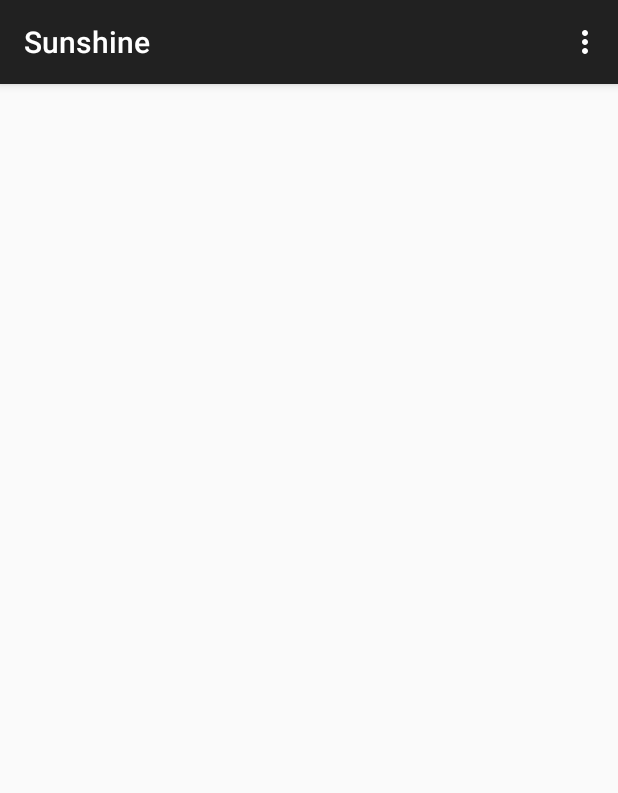
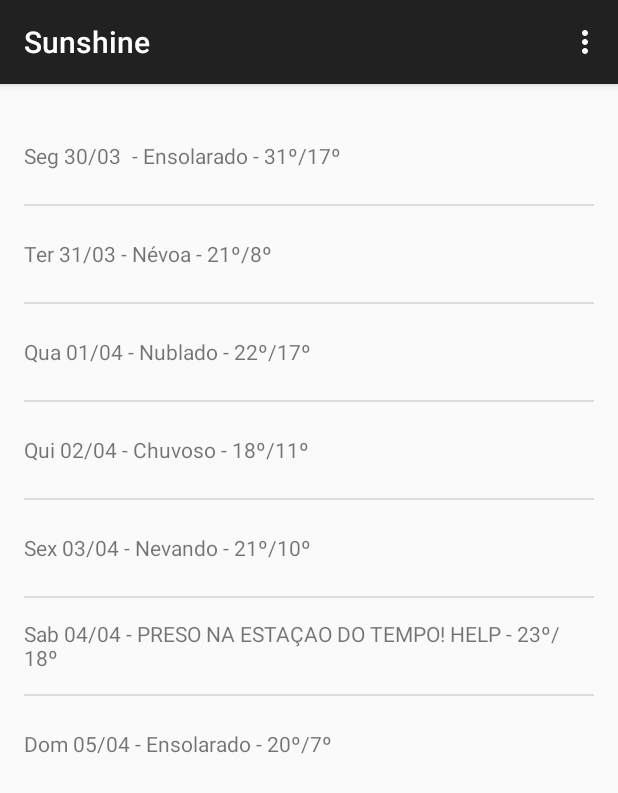
Before and after one commit to dantalian/Sunshine, an Android app: the screen it shows after launch (MainActivity), on a phone screen of 412 x 824 dp. Shown: the top 793 px of the screen. Run offline under Robolectric (Android 15) with nearby library versions, the phone set to English and light mode, and no system bars.

Commit message:
Separado a consulta do web service da UI thread. Adicionada funcionalidade de atualizar e botao na tela para refresh.

```diff
--- a/app/build.gradle
+++ b/app/build.gradle
@@ -22,4 +22,5 @@ android {
 dependencies {
     compile fileTree(dir: 'libs', include: ['*.jar'])
     compile 'com.android.support:appcompat-v7:22.0.0'
+    compile 'com.android.support:support-v4:22.0.0'
 }
--- /dev/null
+++ b/app/src/main/java/com/study/raphaelpontes/sunshine/app/ForecastFragment.java
@@ -0,0 +1,151 @@
+package com.study.raphaelpontes.sunshine.app;
+
+import android.os.AsyncTask;
+import android.os.Bundle;
+import android.support.v4.app.Fragment;
+import android.util.Log;
+import android.view.LayoutInflater;
+import android.view.Menu;
+import android.view.MenuInflater;
+import android.view.MenuItem;
+import android.view.View;
+import android.view.ViewGroup;
+import android.widget.ArrayAdapter;
+import android.widget.ListView;
+
+import java.io.BufferedReader;
+import java.io.IOException;
+import java.io.InputStream;
+import java.io.InputStreamReader;
+import java.net.HttpURLConnection;
+import java.net.MalformedURLException;
+import java.net.ProtocolException;
+import java.net.URL;
+import java.util.ArrayList;
+import java.util.Arrays;
+import java.util.List;
+
+public class ForecastFragment extends Fragment {
+
+    public ForecastFragment() {
+    }
+
+
+    @Override
+    public void onCreate(Bundle savedInstanceState) {
+        super.onCreate(savedInstanceState);
+        setHasOptionsMenu(true);
+    }
+
+    @Override
+    public void onCreateOptionsMenu(Menu menu, MenuInflater inflater) {
+        inflater.inflate(R.menu.forecastfragment, menu);
+    }
+
+    @Override
+    public boolean onOptionsItemSelected(MenuItem item) {
+        int id = item.getItemId();
+        if (id == R.id.action_refresh) {
+            return true;
+        }
+        return super.onOptionsItemSelected(item);
+    }
+
+    @Override
+    public View onCreateView(LayoutInflater inflater, ViewGroup container, Bundle savedInstanceState) {
+
+        View rootView = inflater.inflate(R.layout.fragment_main, container, false);
+
+
+        String[] data = {
+                "Seg 30/03 - Ensolarado - 31º/17º",
+                "Ter 31/03 - Névoa - 21º/8º",
+                "Qua 01/04 - Nublado - 22º/17º",
+                "Qui 02/04 - Chuvoso - 18º/11º",
+                "Sex 03/04 - Nevando - 21º/10º",
+                "Sab 04/04 - PRESO NA ESTAÇAO DO TEMPO! HELP - 23º/18º",
+                "Dom 05/04 - Ensolarado - 20º/7º"
+        };
+        List<String> weekForecast = new ArrayList<>(Arrays.asList(data));
+
+            /*
+            Now that we have some dummy forecast data, create an ArrayAdapter.
+            The ArrayAdapter will take data from a source (like our dummy forecast) and
+            use it to populate the ListView it's attached to.
+            */
+        ArrayAdapter<String> forecastAdapter;
+        forecastAdapter = new ArrayAdapter<>(
+                getActivity(), // The current context (this activity)
+                R.layout.list_item_forecast, // The name of the layout ID.
+                R.id.list_item_forecast_textview, // The ID of the textview to populate.
+                weekForecast);
+
+        ListView listView = (ListView) rootView.findViewById(R.id.listview_forecast);
+        listView.setAdapter(forecastAdapter);
+
+        return rootView;
+
+
+    }
+
+    public class FetchWeatherTask extends AsyncTask<Void, Void, Void>{
+
+        private final String LOG_TAG = FetchWeatherTask.class.getSimpleName();
+        @Override
+        protected Void doInBackground(Void... params) {
+            // Declarando essas duas linhas linhas fora do try/catch
+            // para poder fechar no finally
+            HttpURLConnection urlConnection = null;
+            BufferedReader reader = null;
+
+            String forecastJsonStr = null;
+
+            try {
+                // Possiveis parametros estao na pagina de forecasta da API OWM
+                // http://openweathermap.org/API#forecast
+                URL url = new URL("http://api.openweathermap.org/data/2.5/forecast/daily?q=brasilia,br&mode=json&units=metric&cnt=7&lang=pt");
+
+                // Cria o request para OpenWeatherMap e abre a conexao
+                urlConnection = (HttpURLConnection) url.openConnection();
+                urlConnection.setRequestMethod("GET");
+                urlConnection.connect();
+
+                InputStream inputStream = urlConnection.getInputStream();
+                StringBuffer buffer = new StringBuffer();
+                if (inputStream == null) {
+                    return null;
+                }
+                reader = new BufferedReader(new InputStreamReader(inputStream));
+
+                String line;
+                while ((line = reader.readLine()) != null) {
+                    // Adicionando uma quebra pra facilitar logs e debug
+                    buffer.append(line + "\n");
+                }
+
+                if (buffer.length() == 0) {
+                    return null;
+                }
+                forecastJsonStr = buffer.toString();
+            }catch (MalformedURLException | ProtocolException e) {
+                Log.e(LOG_TAG, "Error ", e);
+                return null;
+            } catch (IOException e) {
+                Log.e(LOG_TAG, "Error ", e);
+                return null;
+            } finally{
+                if (urlConnection != null) {
+                    urlConnection.disconnect();
+                }
+                if (reader != null) {
+                    try {
+                        reader.close();
+                    } catch (final IOException e) {
+                        Log.e(LOG_TAG, "Error fechando stream! ", e);
+                    }
+                }
+            }
+            return null;
+        }
+    }
+}
--- a/app/src/main/java/com/study/raphaelpontes/sunshine/app/MainActivity.java
+++ b/app/src/main/java/com/study/raphaelpontes/sunshine/app/MainActivity.java
@@ -1,27 +1,9 @@
 package com.study.raphaelpontes.sunshine.app;
 
 import android.os.Bundle;
-import android.support.v4.app.Fragment;
 import android.support.v7.app.ActionBarActivity;
-import android.util.Log;
-import android.view.LayoutInflater;
 import android.view.Menu;
 import android.view.MenuItem;
-import android.view.View;
-import android.view.ViewGroup;
-import android.widget.ArrayAdapter;
-
-import java.io.BufferedReader;
-import java.io.IOException;
-import java.io.InputStream;
-import java.io.InputStreamReader;
-import java.net.HttpURLConnection;
-import java.net.MalformedURLException;
-import java.net.ProtocolException;
-import java.net.URL;
-import java.util.ArrayList;
-import java.util.Arrays;
-import java.util.List;
 
 
 public class MainActivity extends ActionBarActivity {
@@ -32,7 +14,7 @@ public class MainActivity extends ActionBarActivity {
         setContentView(R.layout.activity_main);
         if (savedInstanceState == null) {
             getSupportFragmentManager().beginTransaction()
-                    .add(R.id.container, new PlaceholderFragment())
+                    .add(R.id.container, new ForecastFragment())
                     .commit();
         }
     }
@@ -47,9 +29,11 @@ public class MainActivity extends ActionBarActivity {
 
     @Override
     public boolean onOptionsItemSelected(MenuItem item) {
-        // Handle action bar item clicks here. The action bar will
-        // automatically handle clicks on the Home/Up button, so long
-        // as you specify a parent activity in AndroidManifest.xml.
+        /*
+        Handle action bar item clicks here. The action bar will
+        automatically handle clicks on the Home/Up button, so long
+        as you specify a parent activity in AndroidManifest.xml.
+        */
         int id = item.getItemId();
 
         //noinspection SimplifiableIfStatement
@@ -60,100 +44,5 @@ public class MainActivity extends ActionBarActivity {
         return super.onOptionsItemSelected(item);
     }
 
-    /**
-     * A placeholder fragment containing a simple view.
-     */
-    public static class PlaceholderFragment extends Fragment {
 
-        public PlaceholderFragment() {
-
-
-        }
-
-        @Override
-        public View onCreateView(LayoutInflater inflater, ViewGroup container, Bundle savedInstanceState) {
-
-            View rootView = inflater.inflate(R.layout.fragment_main, container, false);
-
-
-            String[] data = {
-                    "Mon 6/23 - Sunny - 31/17",
-                    "Tue 6/24 - Foggy - 21/8",
-                    "Wed 6/25 - Cloudy - 22/17",
-                    "Thurs 6/26 - Rainy - 18/11",
-                    "Fri 6/27 - Foggy - 21/10",
-                    "Sat 6/28 - TRAPPED IN WEATHERSTATION - 23/18",
-                    "Sun 6/29 - Sunny - 20/7"
-            };
-            List<String> weekForecast = new ArrayList<>(Arrays.asList(data));
-
-            /*
-            Now that we have some dummy forecast data, create an ArrayAdapter.
-            The ArrayAdapter will take data from a source (like our dummy forecast) and
-            use it to populate the ListView it's attached to.
-            */
-            ArrayAdapter<String> forecastAdapter;
-            forecastAdapter = new ArrayAdapter<>(
-                            getActivity(), // The current context (this activity)
-                            R.layout.list_item_forecast, // The name of the layout ID.
-                            R.id.list_item_forecast_textview, // The ID of the textview to populate.
-                            weekForecast);
-
-            // Declarando essas duas linhas linhas fora do try/catch
-            // para poder fechar no finally
-            HttpURLConnection urlConnection = null;
-            BufferedReader reader = null;
-
-            String forecastJsonStr = null;
-
-            try {
-                // Possiveis parametros estao na pagina de forecasta da API OWM
-                // http://openweathermap.org/API#forecast
-                URL url = new URL("http://api.openweathermap.org/data/2.5/forecast/daily?q=brasilia,br&mode=json&units=metric&cnt=7");
-
-                // Cria o request para OpenWeatherMap e abre a conexao
-                urlConnection = (HttpURLConnection) url.openConnection();
-                urlConnection.setRequestMethod("GET");
-                urlConnection.connect();
-
-                InputStream inputStream = urlConnection.getInputStream();
-                StringBuffer buffer = new StringBuffer();
-                if (inputStream == null) {
-                    return null;
-                }
-                reader = new BufferedReader(new InputStreamReader(inputStream));
-
-                String line;
-                while ((line = reader.readLine()) != null) {
-                    // Adicionando uma quebra pra facilitar logs e debug
-                    buffer.append(line + "\n");
-                }
-
-                if (buffer.length() == 0) {
-                    return null;
-                }
-                forecastJsonStr = buffer.toString();
-            }catch (MalformedURLException e) {
-                Log.e("PlaceholderFragment", "Error ", e);
-            } catch (ProtocolException e) {
-                Log.e("PlaceholderFragment", "Error ", e);
-            } catch (IOException e) {
-                Log.e("PlaceholderFragment", "Error ", e);
-                return null;
-            } finally{
-                if (urlConnection != null) {
-                    urlConnection.disconnect();
-                }
-                if (reader != null) {
-                    try {
-                        reader.close();
-                    } catch (final IOException e) {
-                        Log.e("PlaceholderFragment", "Error closing stream", e);
-                    }
-                }
-            }
-
-            return rootView;
-        }
-    }
 }
--- /dev/null
+++ b/app/src/main/res/menu/forecastfragment.xml
@@ -0,0 +1,7 @@
+<menu xmlns:android="http://schemas.android.com/apk/res/android"
+    xmlns:app="http://schemas.android.com/apk/res-auto">
+    <item android:id="@+id/action_refresh"
+        android:title="@string/action_refresh"
+        android:orderInCategory="100"
+        app:showAsAction="never" />
+</menu>
--- a/app/src/main/res/menu/main.xml
+++ b/app/src/main/res/menu/main.xml
@@ -1,6 +1,8 @@
 <menu xmlns:android="http://schemas.android.com/apk/res/android"
     xmlns:app="http://schemas.android.com/apk/res-auto"
     xmlns:tools="http://schemas.android.com/tools" tools:context=".MainActivity">
-    <item android:id="@+id/action_settings" android:title="@string/action_settings"
-        android:orderInCategory="100" app:showAsAction="never" />
+    <item android:id="@+id/action_settings"
+        android:title="@string/action_settings"
+        android:orderInCategory="500"
+        app:showAsAction="never" />
 </menu>
--- a/app/src/main/res/values/strings.xml
+++ b/app/src/main/res/values/strings.xml
@@ -7,4 +7,8 @@
     <string name="nublado">Nublado</string>
     <string name="grau21">21º</string>
     <string name="grau8">8º</string>
+
+<!-- TODO: Remove or change this placeholder text -->
+    <string name="hello_blank_fragment">Hello blank fragment</string>
+    <string name="action_refresh">Atualizar</string>
 </resources>
```
